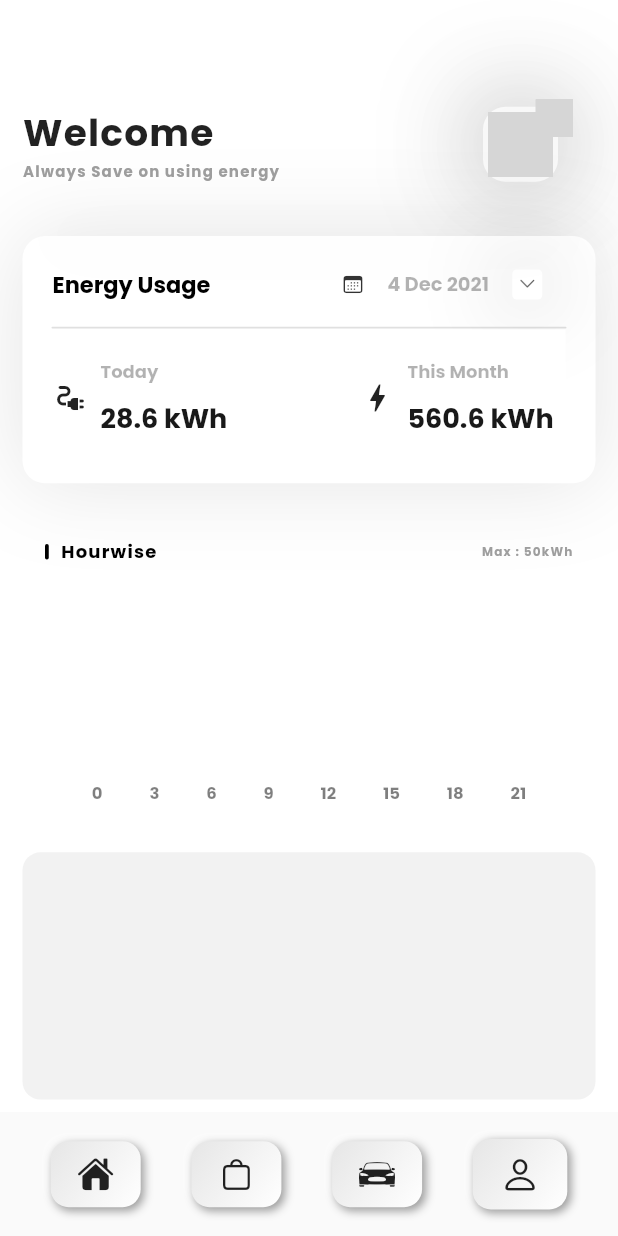
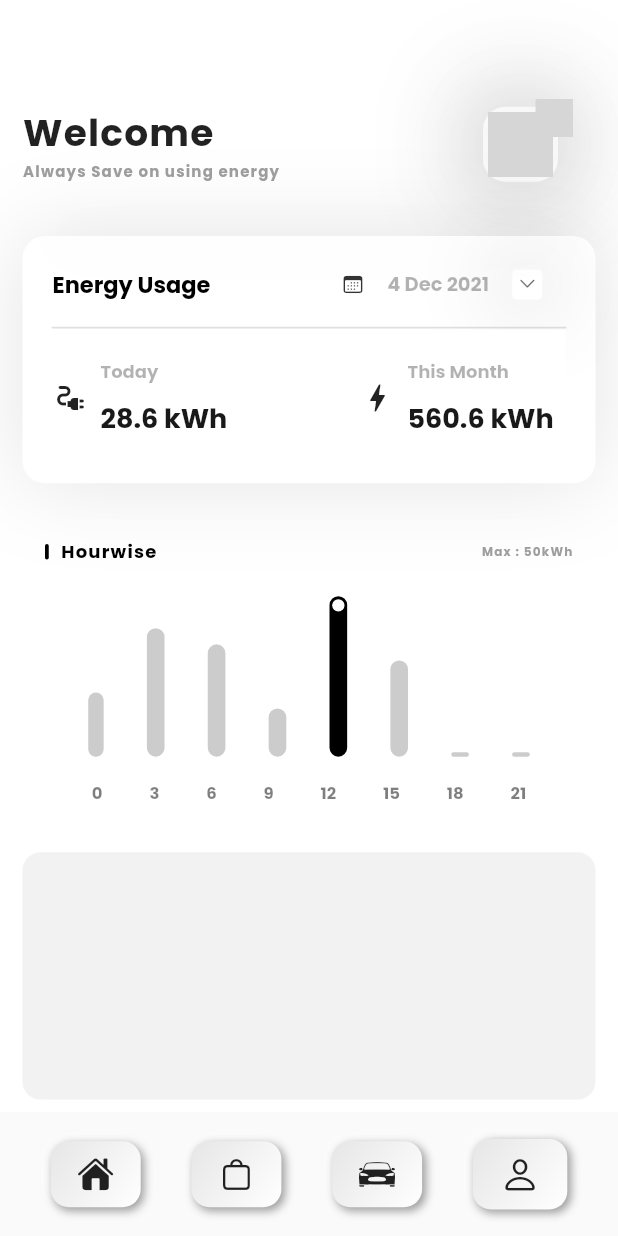
Before and after one commit to amalnathm7/Quark, a Flutter app: the screen it shows once a user with an empty profile is signed in, on a phone screen of 412 x 824 dp. Run offline on Flutter 3.47's test engine with Material 2 defaults, Android fonts, the phone set to English and light mode, and no system bars; drawn by our look-alikes of flutter_neumorphic; our stand-ins replace firebase_auth, firebase_core, google_fonts, lottie; accounts and stored records are empty; network calls fail; grey boxes are pictures that could not be loaded.

Commit message:
home screen ui updated

```diff
--- a/lib/main_screen/home_page/home.dart
+++ b/lib/main_screen/home_page/home.dart
@@ -23,8 +23,11 @@ class _HomePageState extends State<HomePage> {
     // TODO: implement initState
     super.initState();
 
-    Timer(Duration(microseconds: 1),(){
-      graphAni = true;
+    Timer(const Duration(microseconds: 1),(){
+      setState(() {
+        graphAni = true;
+      });
+
     });
   }
 
@@ -463,13 +466,14 @@ class _HomePageState extends State<HomePage> {
                                     child: Column(
                                       mainAxisAlignment: MainAxisAlignment.start,
                                       children: [
-                                        Container(
-                                          height: screenWidth/50,
-                                          width: screenWidth/50,
+                                        AnimatedContainer(
+                                          height: graphAni?screenWidth/50:0,
+                                          width: graphAni?screenWidth/50:0,
                                           decoration: const BoxDecoration(
                                             shape: BoxShape.circle,
                                             color: Colors.white,
-                                          ),
+                                          ), duration: const Duration(seconds: 5),
+                                          curve: Curves.fastLinearToSlowEaseIn,
                                         ),
                                       ],
                                     ),
```
